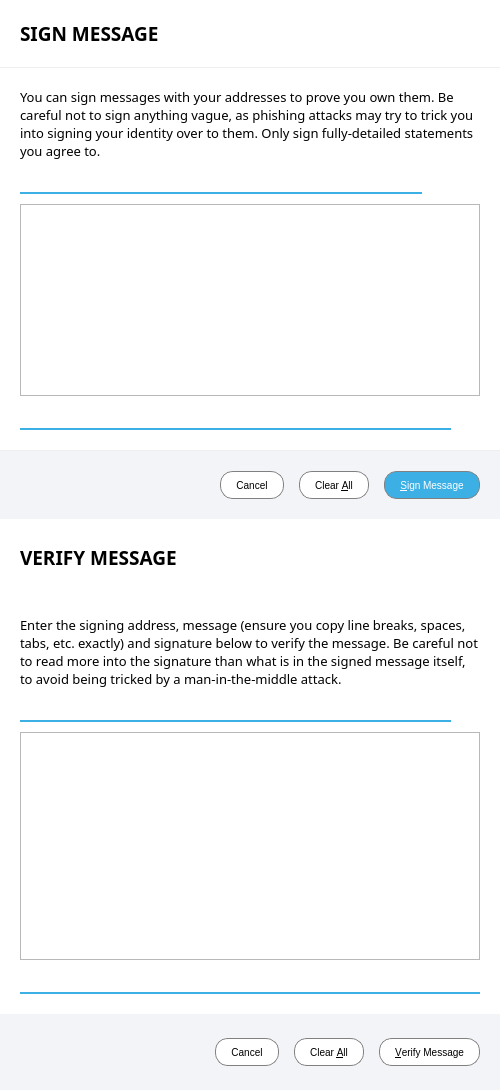
First picture: the form in src/qt/forms/signverifymessagedialog.ui, repository aurovine/AudioCoin, before the edit.
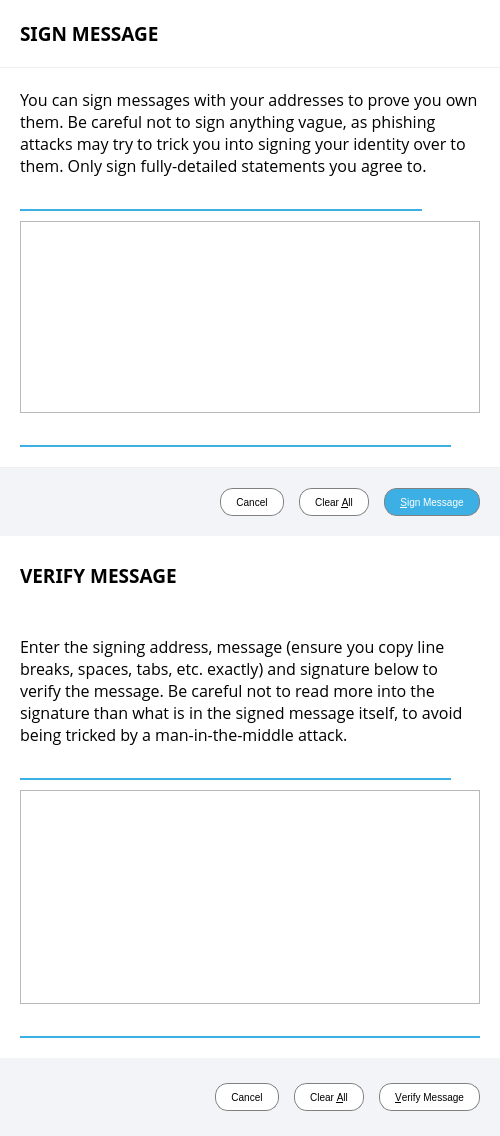
Second picture: the form after the edit. Icons and pictures are not drawn. Custom widgets are drawn as their Qt base class.

```diff
--- a/src/qt/forms/signverifymessagedialog.ui
+++ b/src/qt/forms/signverifymessagedialog.ui
@@ -7,11 +7,11 @@
     <x>0</x>
     <y>0</y>
     <width>500</width>
-    <height>1018</height>
+    <height>1073</height>
    </rect>
   </property>
   <property name="sizePolicy">
-   <sizepolicy hsizetype="Fixed" vsizetype="Preferred">
+   <sizepolicy hsizetype="Fixed" vsizetype="Minimum">
     <horstretch>0</horstretch>
     <verstretch>0</verstretch>
    </sizepolicy>
@@ -59,7 +59,7 @@
    <item>
     <widget class="QWidget" name="signMessageWidget" native="true">
      <property name="sizePolicy">
-      <sizepolicy hsizetype="Fixed" vsizetype="Preferred">
+      <sizepolicy hsizetype="Fixed" vsizetype="Minimum">
        <horstretch>0</horstretch>
        <verstretch>0</verstretch>
       </sizepolicy>
@@ -159,8 +159,8 @@
           <widget class="QLabel" name="infoLabel_SM">
            <property name="font">
             <font>
-             <family>Montserrat</family>
-             <pointsize>10</pointsize>
+             <family>Open Sans</family>
+             <pointsize>12</pointsize>
             </font>
            </property>
            <property name="text">
@@ -370,6 +370,24 @@
    </item>
    <item>
     <widget class="QWidget" name="verifyMessageWidget" native="true">
+     <property name="sizePolicy">
+      <sizepolicy hsizetype="Fixed" vsizetype="Minimum">
+       <horstretch>0</horstretch>
+       <verstretch>0</verstretch>
+      </sizepolicy>
+     </property>
+     <property name="minimumSize">
+      <size>
+       <width>500</width>
+       <height>0</height>
+      </size>
+     </property>
+     <property name="maximumSize">
+      <size>
+       <width>500</width>
+       <height>16777215</height>
+      </size>
+     </property>
      <layout class="QVBoxLayout" name="verifyMessageWidgetLayout" stretch="0,1,0">
       <property name="spacing">
        <number>0</number>
@@ -456,8 +474,8 @@
           <widget class="QLabel" name="infoLabel_VM">
            <property name="font">
             <font>
-             <family>Montserrat</family>
-             <pointsize>10</pointsize>
+             <family>Open Sans</family>
+             <pointsize>12</pointsize>
             </font>
            </property>
            <property name="text">
```
Left out of the diff: 5 changed lines with no effect on the pictures.
